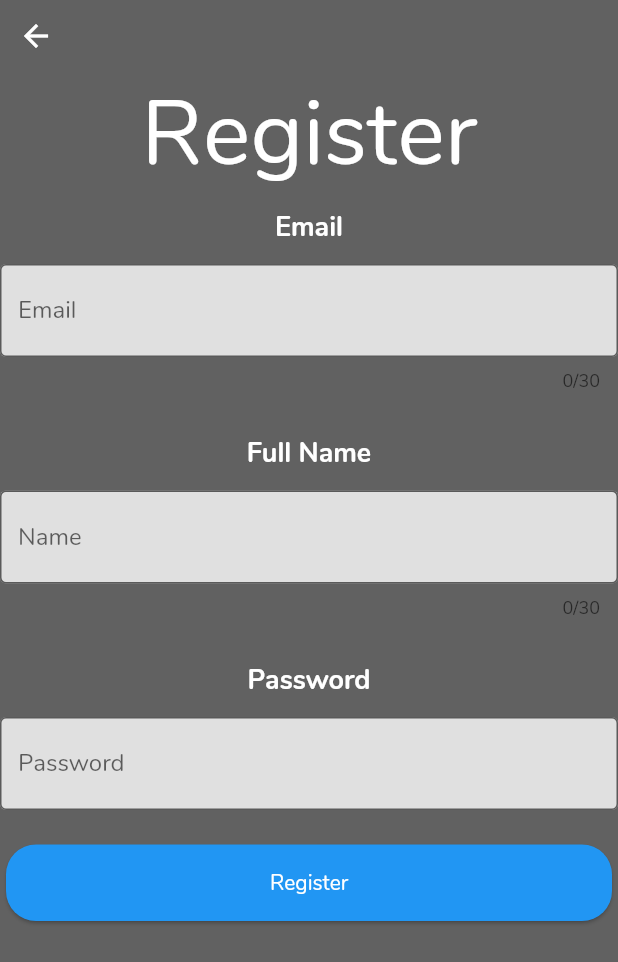
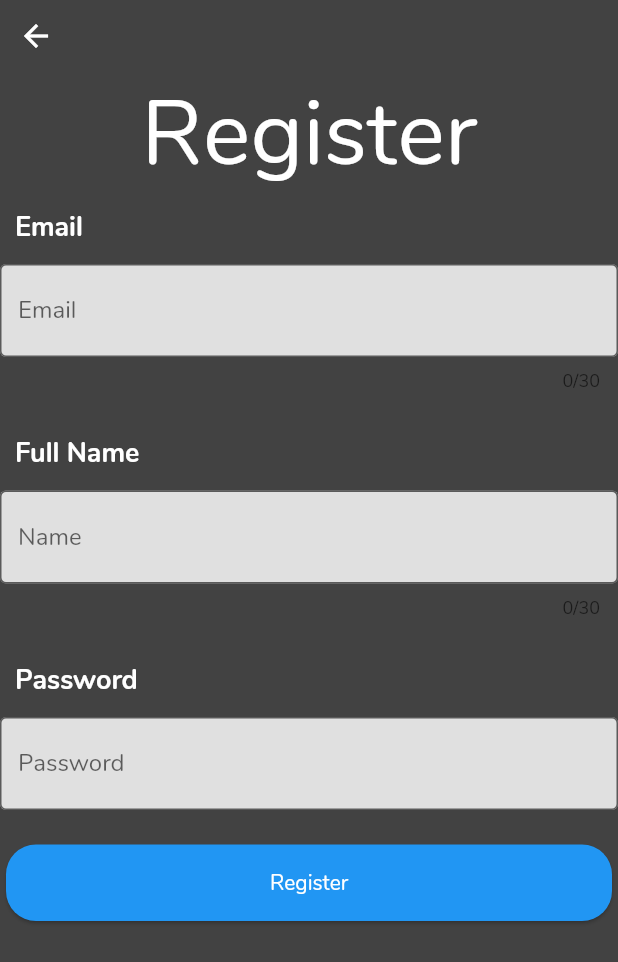
Before and after one commit to FreddieBrown/GymBook, a Flutter app: the screen it shows after launch, after a tap on "Login", after a tap on "Register", on a phone screen of 412 x 824 dp. Shown: the top 962 px of the screen. Run offline on Flutter 3.47's test engine with Material 2 defaults, Android fonts, the phone set to English and light mode, and no system bars; our stand-ins replace shared_preferences, sqflite; accounts and stored records are empty.

Commit message:
Changes to login and reg screens

```diff
--- a/lib/Login.dart
+++ b/lib/Login.dart
@@ -31,13 +31,15 @@ class LoginState extends State<Login> {
     return Material(
       type: MaterialType.transparency,
       child: Container(
-        color: Colors.grey[700],
-        child: Column(
+        color: Colors.grey[800],
+        child: ListView(
           children: <Widget>[
             Padding(
               padding: EdgeInsets.only(top: 80.0, bottom: 40.0),
-              child: Text('GymBook',
-                  style: TextStyle(color: Colors.white, fontSize: 60.0)),
+              child: Center(
+                child: Text('GymBook',
+                    style: TextStyle(color: Colors.white, fontSize: 60.0)),
+              )
             ),
             Container(
               padding:
@@ -134,6 +136,9 @@ class LoginState extends State<Login> {
                 child: Text('Register'),
               ),
             ),
+            Container(
+              padding: EdgeInsets.only(top: 170.0, bottom: 170.0),
+            ),
           ],
         ),
       ),
--- a/lib/Register.dart
+++ b/lib/Register.dart
@@ -19,9 +19,9 @@ class RegisterState extends State<Register> {
     return Material(
         type: MaterialType.transparency,
         child: Container(
-          color: Colors.grey[700],
+          color: Colors.grey[800],
           child: SafeArea(
-            child: Column(
+            child: ListView(
               children: <Widget>[
                 Align(
                     alignment: Alignment.topLeft,
@@ -150,6 +150,9 @@ class RegisterState extends State<Register> {
                     child: Text('Register'),
                   ),
                 ),
+                Container(
+                  padding: EdgeInsets.only(top: 170.0, bottom: 170.0),
+                ),
               ],
             ),
           ),
--- a/lib/WorkoutList.dart
+++ b/lib/WorkoutList.dart
@@ -98,7 +98,6 @@ class WorkoutListState extends State<WorkoutList> {
   /// Returns a single ListTile Widget
   Widget _workout(Workout workout) {
     String status;
-    print(workout.status);
     if (workout.status == 0) {
       status = 'Unfinshed';
     } else {
--- a/lib/database/db.dart
+++ b/lib/database/db.dart
@@ -35,7 +35,6 @@ class db {
 
   Future<Database> _getDb() async {
     if (!didInit) await _init();
-    if (!addedAlter) await updateDB();
     return data;
   }
 
@@ -106,19 +105,10 @@ class db {
           "ADD COLUMN ${Workout.db_status} INTEGER");
       await db.execute("ALTER TABLE $tableNameE "
           "ADD COLUMN ${Exercise.db_user} INTEGER");
-
       /// This is where all DB creation happens.
     });
-    addedAlter = true;
+
     didInit = true;
-  }
-
-  updateDB() async {
-    await data.execute("ALTER TABLE $tableNameW "
-        "ADD COLUMN ${Workout.db_status} INTEGER");
-    await data.execute("ALTER TABLE $tableNameE "
-        "ADD COLUMN ${Exercise.db_user} INTEGER");
-    addedAlter = true;
   }
 
   Future<List<Exercise>> getExercises([List<String> ids = null]) async {
--- a/lib/main.dart
+++ b/lib/main.dart
@@ -7,7 +7,6 @@ import 'Models/User.dart';
 import 'package:crypto/crypto.dart';
 import 'dart:convert';
 import 'Register.dart';
-import 'package:shared_preferences/shared_preferences.dart';
 import 'Auth.dart';
 
 void main() async {
@@ -52,9 +51,9 @@ void main() async {
   User u = User(
       id: 1,
       salt: salth.toString(),
-      name: 'Freddie',
+      name: 'Admin',
       hashp: passh.toString(),
-      email: 'fred@noser.net',
+      email: 'freddieabrown@gmail.com',
       dev: 1);
 
   db data = db.get();
--- a/pubspec.yaml
+++ b/pubspec.yaml
@@ -7,7 +7,7 @@ description: App which can be used to record workouts.
 # Both the version and the builder number may be overridden in flutter
 # build by specifying --build-name and --build-number, respectively.
 # Read more about versioning at semver.org.
-version: 1.0.4
+version: 1.0.5
 
 environment:
   sdk: ">=2.0.0-dev.68.0 <3.0.0"
```
Also changed, not shown: 1 other file.
